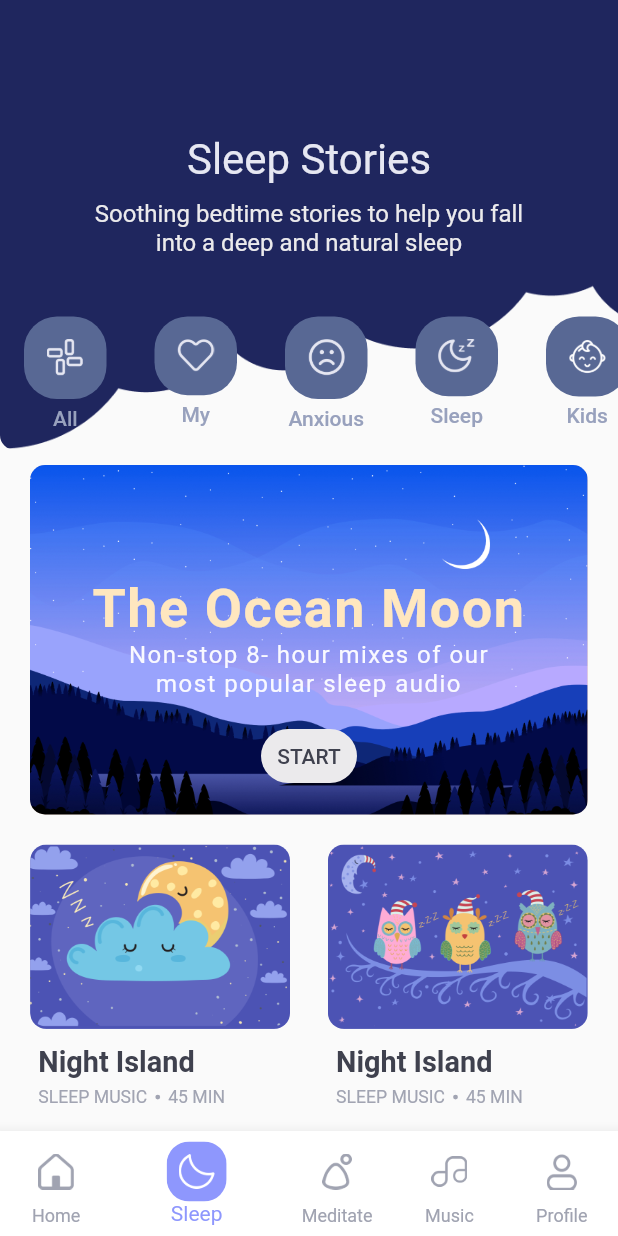
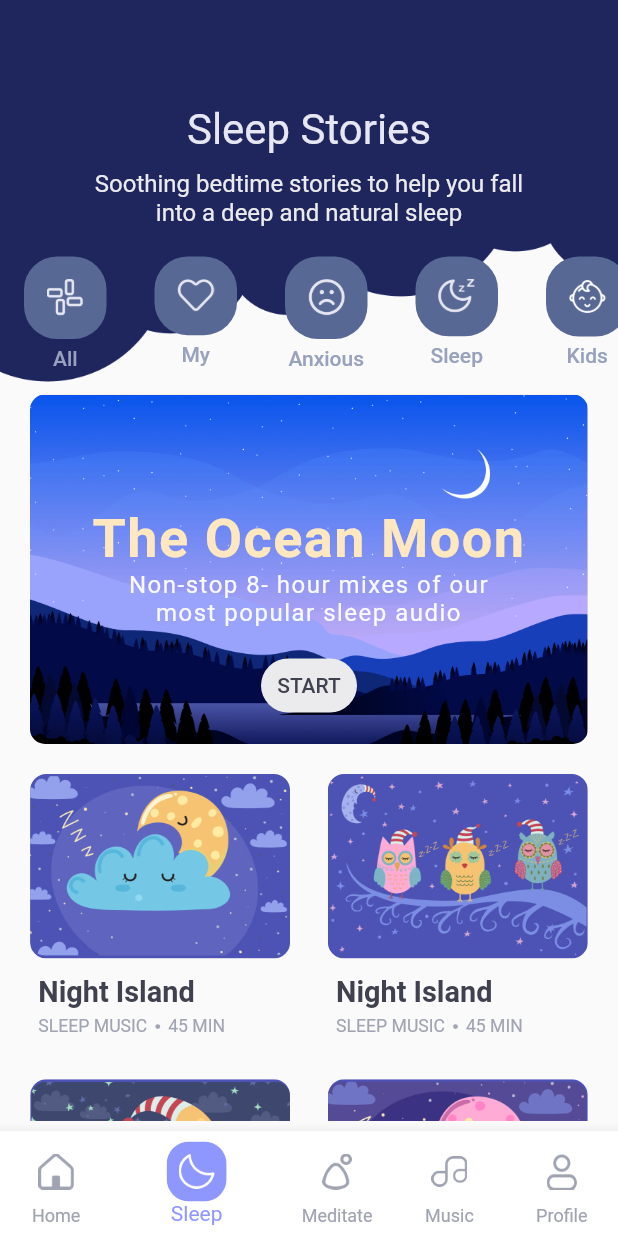
Before and after one commit to husen-hn/SilentMoon, a Flutter app: the screen it shows after launch, item 2 of the bottom bar chosen, on a phone screen of 412 x 824 dp. Run offline on Flutter 3.47's test engine with Material 2 defaults, Android fonts, the phone set to English and light mode, and no system bars; our stand-ins replace lottie, share, shared_preferences.

Commit message:
sleep tabs

```diff
--- a/lib/screen/nav_bar_screens/home.dart
+++ b/lib/screen/nav_bar_screens/home.dart
@@ -20,7 +20,7 @@ class _HomeState extends State<Home> {
       MusicBoxModel("images/happiness.png", Color(0xffFFC97E), 'Happiness',
           '3-10 MIN', 'MEDITATION'),
     ];
-    //fuck dart, what is it?
+    //hours to say welcome
     List morning = [1, 2, 3, 4, 5, 6, 7, 8, 9, 10, 11];
     List afternoon = [12, 13, 14, 15, 16, 17, 18];
     List night = [19, 20, 21, 22, 23, 24, 1, 2, 3, 4, 5, 6];
--- a/lib/screen/nav_bar_screens/meditate.dart
+++ b/lib/screen/nav_bar_screens/meditate.dart
@@ -94,7 +94,6 @@ class _MeditateState extends State<Meditate> {
           // Daily Calm
           Padding(
             padding: EdgeInsets.only(top: 8.0, left: 8.0, right: 8.0),
-            child: FittedBox(
             child: Container(
               width: 374,
               height: 95,
@@ -171,11 +170,10 @@ class _MeditateState extends State<Meditate> {
               ),
             ),
           ),
-          ),
           // Voice ListView
           Container(
               padding: EdgeInsets.only(top: 30.0, left: 8.0, right: 8.0),
-              height: 500,
+              height: MediaQuery.of(context).size.height * .65,
               child: StaggeredGridView.countBuilder(
                 shrinkWrap: true,
                 physics: NeverScrollableScrollPhysics(),
@@ -196,14 +194,12 @@ class _MeditateState extends State<Meditate> {
                     child: Align(
                         alignment: Alignment.bottomCenter,
                         child: Container(
-                            decoration: BoxDecoration(
+                            width: MediaQuery.of(context).size.width,
+                            height: 50,
+                            child: ClipRRect(
                               borderRadius: BorderRadius.only(
                                   bottomLeft: Radius.circular(15.0),
                                   bottomRight: Radius.circular(15.0)),
-                            ),
-                            width: MediaQuery.of(context).size.width,
-                            height: 50,
-                            child: ClipRect(
                               child: SizedBox(
                                 child: BackdropFilter(
                                   filter: ui.ImageFilter.blur(
--- a/lib/screen/nav_bar_screens/sleep.dart
+++ b/lib/screen/nav_bar_screens/sleep.dart
@@ -8,7 +8,7 @@ class Sleep extends StatefulWidget {
   _SleepState createState() => _SleepState();
 }
 
-class _SleepState extends State<Sleep> {
+class _SleepState extends State<Sleep> with TickerProviderStateMixin {
   // used in Grid List
   List<MusicBoxModel> musicBoxs = [
     MusicBoxModel("images/sleep_grid_banner_one.png", Color(0xfff8bbd0),
@@ -20,59 +20,63 @@ class _SleepState extends State<Sleep> {
     MusicBoxModel("images/sleep_grid_banner_four.png", Color(0xffFFC97E),
         'Night Island', '45 MIN', 'SLEEP MUSIC'),
   ];
+  TabController _nestedTabController;
+
+  @override
+  void initState() {
+    super.initState();
+
+    _nestedTabController = new TabController(length: 5, vsync: this);
+  }
+
+  @override
+  void dispose() {
+    super.dispose();
+    _nestedTabController.dispose();
+  }
 
   @override
   Widget build(BuildContext context) {
-    return Theme(
-        data: Theme.of(context).copyWith(accentColor: Color(0xff8E97FD)),
-        child: ListView(
+    return ListView(
       children: [
-            //top image & title & description & tabbar
         Container(
-              height: 300.0,
           decoration: BoxDecoration(
             borderRadius: BorderRadius.only(
                 bottomLeft: Radius.circular(10),
                 bottomRight: Radius.circular(10)),
             image: DecorationImage(
               image: AssetImage("images/sleep_bg.png"),
-                  fit: BoxFit.cover,
+              alignment: Alignment.topCenter,
+              fit: BoxFit.contain,
             ),
           ),
-              child: Stack(
-                children: [
-                  Align(
-                      alignment: Alignment.center,
-                      child: Padding(
-                        padding: const EdgeInsets.only(top: 90.0),
           child: Column(
             children: [
-                            //title
-                            Text(
+              // Title
+              Container(
+                margin: EdgeInsets.only(top: 70),
+                child: Center(
+                  child: Text(
                     'Sleep Stories',
-                              style: TextStyle(
-                                  fontSize: 28.0, color: Color(0xffE6E7F2)),
+                    style: TextStyle(fontSize: 28.0, color: Color(0xffE6E7F2)),
                   ),
-                            //description
+                ),
+              ),
+              // Description
               Padding(
-                              padding: const EdgeInsets.only(
-                                  left: 50.0, right: 50.0, top: 10.0),
+                padding:
+                    const EdgeInsets.only(left: 50.0, right: 50.0, top: 10.0),
                 child: Center(
                   child: Text(
                     'Soothing bedtime stories to help you fall into a deep and natural sleep',
                     textAlign: TextAlign.center,
-                                  style: TextStyle(
-                                      fontSize: 16.0, color: Color(0xffEBEAEC)),
+                    style: TextStyle(fontSize: 16.0, color: Color(0xffEBEAEC)),
                   ),
                 ),
               ),
-                            //tabbar
-                            Container(
-                                padding: const EdgeInsets.only(top: 20.0),
-                                height: 120.0,
-                                child: DefaultTabController(
-                                  length: 5,
-                                  child: TabBar(
+              // Tabbar
+              TabBar(
+                  controller: _nestedTabController,
                   indicatorColor: Colors.transparent,
                   isScrollable: true,
                   physics: BouncingScrollPhysics(),
@@ -103,23 +107,32 @@ class _SleepState extends State<Sleep> {
                         bgColor: Color(0xff586894),
                         titleColor: Color(0xff98A1BD)),
                   ]),
-                                )), // banner
-                          ],
-                        ),
-                      ))
-                ],
-              ),
-            ),
+              // Tabs Contents
+              Container(
+                //TODO set height size
+                height: MediaQuery.of(context).size.height * .6,
+                child: TabBarView(
+                    controller: _nestedTabController,
+                    physics: BouncingScrollPhysics(),
+                    children: [
+                      // First Tab (All)
+                      ListView(
+                        shrinkWrap: true,
+                        physics: NeverScrollableScrollPhysics(),
+                        children: [
                           // banner
                           Padding(
                             padding: const EdgeInsets.only(
-                  left: 20.0, right: 20.0, top: 10.0, bottom: 10.0),
+                                left: 20.0,
+                                right: 20.0,
+                                top: 10.0,
+                                bottom: 10.0),
                             child: BannerNight(
                               bgImage: AssetImage("images/sleep_banner.png"),
                               title: 'The Ocean Moon',
                               titleColor: Color(0xffFFE7BF),
                               description:
-                    'Non-stop 8- hour mixes of our \nmost popular sleep audio',
+                                  'Non-stop 8- hour mixes of our\nmost popular sleep audio',
                               descriptionColor: Color(0xffF9F9FF),
                               btnTitle: 'START',
                               btnColor: Color(0xffEBEAEC),
@@ -127,7 +140,6 @@ class _SleepState extends State<Sleep> {
                               onTap: this._onBannerNightPress,
                             ),
                           ),
-
                           // Grid List
                           GridView.count(
                             crossAxisCount: 2,
@@ -154,7 +166,18 @@ class _SleepState extends State<Sleep> {
                             }).toList(),
                           )
                         ],
-        ));
+                      ),
+                      Center(child: Text('data2')),
+                      Center(child: Text('data3')),
+                      Center(child: Text('data4')),
+                      Center(child: Text('data5')),
+                    ]),
+              )
+            ],
+          ),
+        ),
+      ],
+    );
   }
 
   Widget _horizonListViewItem(
@@ -162,7 +185,9 @@ class _SleepState extends State<Sleep> {
       @required String imgAsset,
       @required String title,
       Color titleColor}) {
-    return InkWell(
+    return SizedBox(
+      height: 100,
+      child: Tab(
         child: Container(
           padding: EdgeInsets.only(top: 20.0),
           child: Column(
@@ -188,13 +213,14 @@ class _SleepState extends State<Sleep> {
             ],
           ),
         ),
-      onTap: () {
-        //TODO use bloc to change tabs
-      },
+      ),
     );
   }
 
-  _onBannerNightPress() {}
+  _onBannerNightPress(String title) {
+    Navigator.pushNamed(context, '/play_list',
+        arguments: {"title": title, "type": 'MUSIC'});
+  }
 
   _musicBoxTap(String title, String type) {
     Navigator.pushNamed(context, '/play_list',
```
Also changed, not shown: images/sleep_bg.png, 1 other file. Lines whose indentation alone changed are shown as unchanged.
